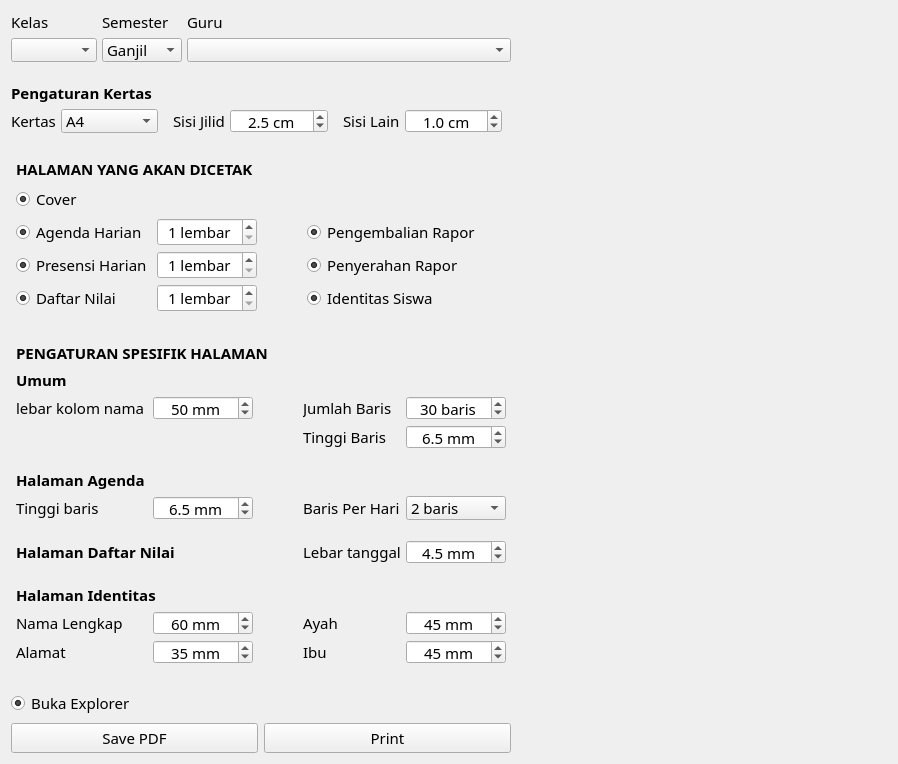
Qt form ui/sources/page_adm_guru.ui (asjach/db_app) before a commit.
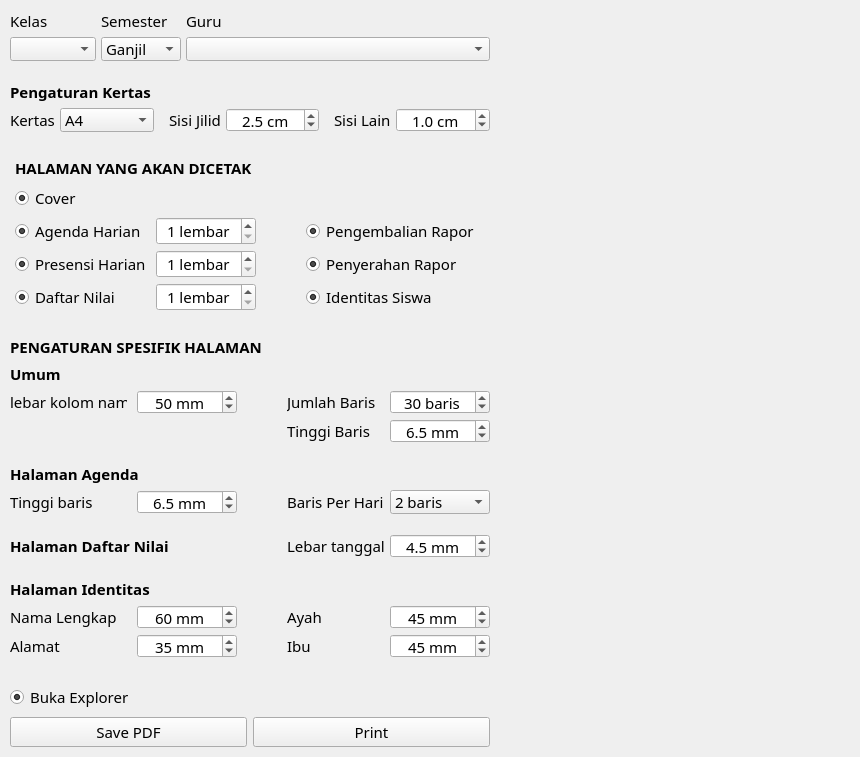
The same form after that commit.

The edit to the form file:
```diff
--- a/ui/sources/page_adm_guru.ui
+++ b/ui/sources/page_adm_guru.ui
@@ -6,7 +6,7 @@
    <rect>
     <x>0</x>
     <y>0</y>
-    <width>898</width>
+    <width>860</width>
     <height>757</height>
    </rect>
   </property>
@@ -14,10 +14,28 @@
    <string>Form</string>
   </property>
   <layout class="QGridLayout" name="gridLayout">
+   <property name="leftMargin">
+    <number>0</number>
+   </property>
+   <property name="topMargin">
+    <number>0</number>
+   </property>
+   <property name="rightMargin">
+    <number>0</number>
+   </property>
+   <property name="bottomMargin">
+    <number>0</number>
+   </property>
+   <property name="horizontalSpacing">
+    <number>5</number>
+   </property>
+   <property name="verticalSpacing">
+    <number>0</number>
+   </property>
    <item row="0" column="1">
     <widget class="QWidget" name="widget_2" native="true">
      <property name="sizePolicy">
-      <sizepolicy hsizetype="Expanding" vsizetype="Preferred">
+      <sizepolicy hsizetype="Expanding" vsizetype="Expanding">
        <horstretch>0</horstretch>
        <verstretch>0</verstretch>
       </sizepolicy>
@@ -28,7 +46,29 @@
        <pointsize>11</pointsize>
       </font>
      </property>
-     <layout class="QGridLayout" name="viewer_layout"/>
+     <property name="styleSheet">
+      <string notr="true"/>
+     </property>
+     <layout class="QGridLayout" name="viewer_layout">
+      <property name="sizeConstraint">
+       <enum>QLayout::SetNoConstraint</enum>
+      </property>
+      <property name="leftMargin">
+       <number>3</number>
+      </property>
+      <property name="topMargin">
+       <number>3</number>
+      </property>
+      <property name="rightMargin">
+       <number>3</number>
+      </property>
+      <property name="bottomMargin">
+       <number>3</number>
+      </property>
+      <property name="spacing">
+       <number>0</number>
+      </property>
+     </layout>
     </widget>
    </item>
    <item row="0" column="0">
@@ -53,19 +93,19 @@
      </property>
      <layout class="QGridLayout" name="gridLayout_9">
       <property name="leftMargin">
-       <number>0</number>
+       <number>10</number>
       </property>
       <property name="topMargin">
-       <number>0</number>
+       <number>10</number>
       </property>
       <property name="rightMargin">
-       <number>0</number>
+       <number>10</number>
       </property>
       <property name="bottomMargin">
-       <number>0</number>
+       <number>10</number>
       </property>
       <property name="horizontalSpacing">
-       <number>5</number>
+       <number>10</number>
       </property>
       <property name="verticalSpacing">
        <number>20</number>
@@ -233,6 +273,9 @@
             <property name="topMargin">
              <number>0</number>
             </property>
+            <property name="rightMargin">
+             <number>0</number>
+            </property>
             <property name="bottomMargin">
              <number>0</number>
             </property>
@@ -859,16 +902,16 @@
        <widget class="QWidget" name="widget_5" native="true">
         <layout class="QGridLayout" name="gridLayout_4">
          <property name="leftMargin">
-          <number>5</number>
+          <number>0</number>
          </property>
          <property name="topMargin">
-          <number>5</number>
+          <number>0</number>
          </property>
          <property name="rightMargin">
-          <number>5</number>
+          <number>0</number>
          </property>
          <property name="bottomMargin">
-          <number>5</number>
+          <number>0</number>
          </property>
          <property name="spacing">
           <number>5</number>
```
